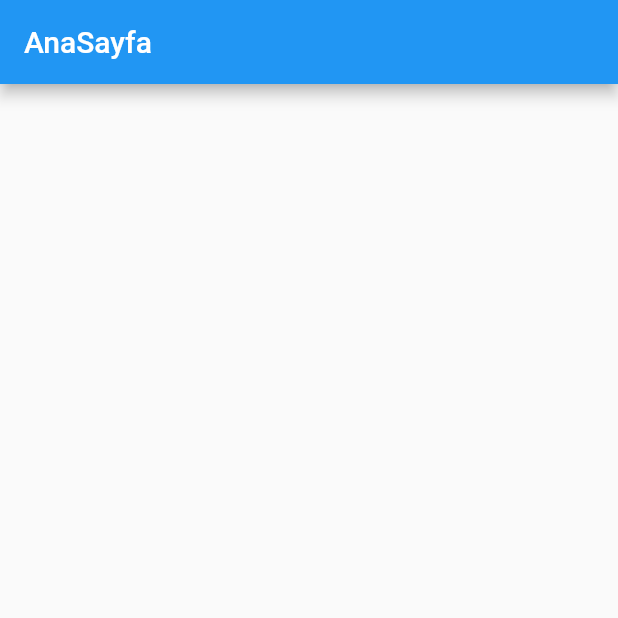
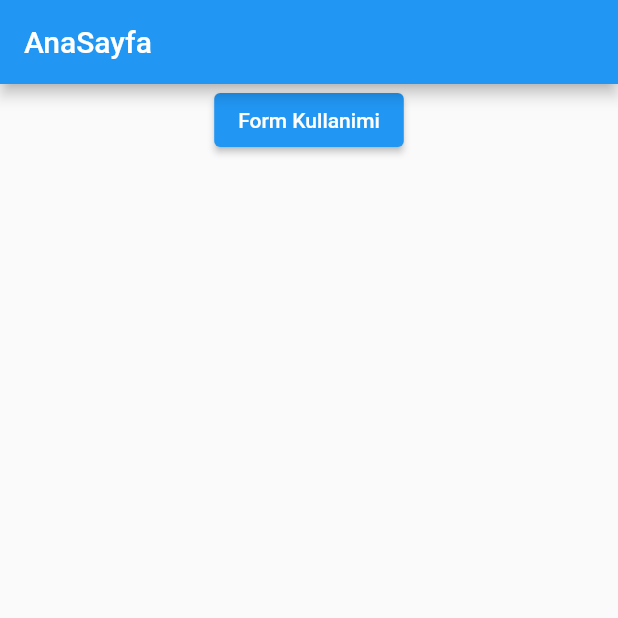
Before and after one commit to tahaturan/flutter_forms, a Flutter app: the screen it shows after launch, on a phone screen of 412 x 824 dp, the top half of it. Run offline on Flutter 3.47's test engine with Material 2 defaults, Android fonts, the phone set to English and light mode, and no system bars.

Commit message:
form Kullanimi

```diff
--- a/lib/route_generator.dart
+++ b/lib/route_generator.dart
@@ -1,6 +1,7 @@
 import 'package:flutter/cupertino.dart';
 import 'package:flutter/foundation.dart';
 import 'package:flutter/material.dart';
+import 'package:flutter_forms/views/form_kullanimi.dart';
 import 'package:flutter_forms/views/my_home_page.dart';
 
 class RouteGenerator {
@@ -8,6 +9,8 @@ class RouteGenerator {
     switch (settings.name) {
       case "/":
         return sayfaGecis(const MyHomePage());
+      case "/formKullanimi":
+        return sayfaGecis(FormKullanimi());
     }
   }
 
--- a/lib/views/my_home_page.dart
+++ b/lib/views/my_home_page.dart
@@ -1,4 +1,5 @@
 import 'package:flutter/material.dart';
+import 'package:flutter_forms/widgets/sayfa_gecis_button.dart';
 
 class MyHomePage extends StatefulWidget {
   const MyHomePage({Key? key}) : super(key: key);
@@ -14,7 +15,14 @@ class _MyHomePageState extends State<MyHomePage> {
       appBar: AppBar(
         title: const Text('AnaSayfa'),
       ),
-      body: Container(),
+      body: Center(
+        child: Column(
+          children: [
+            SayfaGecisButton(
+                butonAdi: "Form Kullanimi", gidilecekSayfaAdi: "formKullanimi"),
+          ],
+        ),
+      ),
     );
   }
 }
--- /dev/null
+++ b/lib/widgets/sayfa_gecis_button.dart
@@ -0,0 +1,19 @@
+import 'package:flutter/material.dart';
+
+class SayfaGecisButton extends StatelessWidget {
+  String butonAdi;
+  String gidilecekSayfaAdi;
+  SayfaGecisButton(
+      {required this.butonAdi, required this.gidilecekSayfaAdi, Key? key})
+      : super(key: key);
+
+  @override
+  Widget build(BuildContext context) {
+    return ElevatedButton(
+      onPressed: () {
+        Navigator.pushNamed(context, "/$gidilecekSayfaAdi");
+      },
+      child: Text(butonAdi),
+    );
+  }
+}
```
Also changed, not shown: lib/views/form_kullanimi.dart (added, +89 -0 lines).
